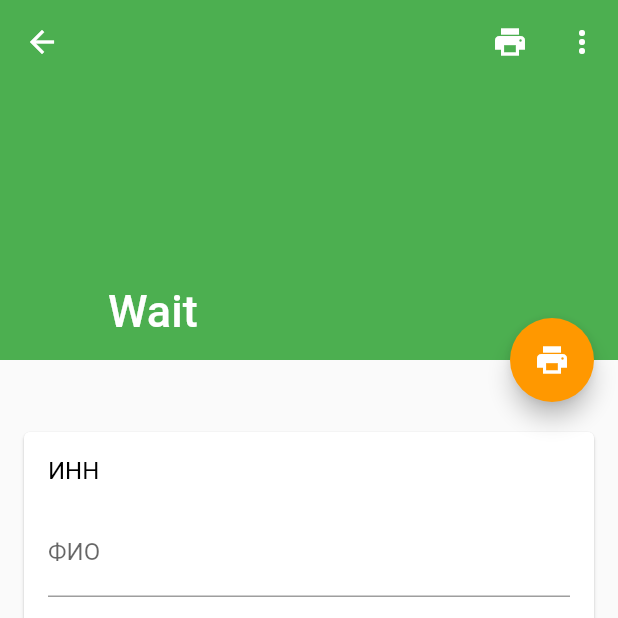
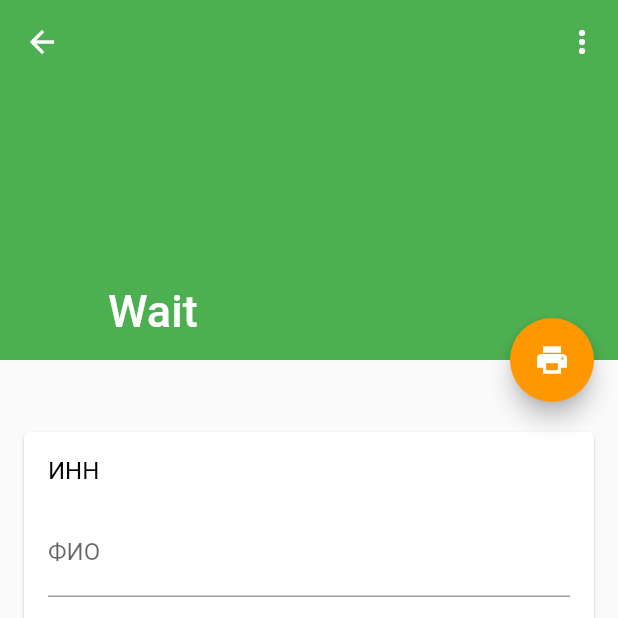
Before and after one commit to Muraveiko/npd_receipt, a Flutter app: the ViewScreen screen opened directly with empty values, on a phone screen of 412 x 824 dp, the top half of it. Run offline on Flutter 3.47's test engine with Material 2 defaults, Android fonts, the phone set to English and light mode, and no system bars; our stand-ins replace device_info_plus, double_back_to_close_app, floor, flutter_settings_screens, package_info_plus, share_plus and 1 more; missing offline and left inert: android_intent_plus; accounts and stored records are empty; generated files the repository leaves out were written again; network calls fail.

Commit message:
Сделал эффект как будто FAB паркуется в тулбар

```diff
--- a/lib/view_screen.dart
+++ b/lib/view_screen.dart
@@ -90,14 +90,31 @@ class ViewScreenState extends State<ViewScreen> {
               centerTitle: false,
               title: title,
             ),
-            actions: [
-              IconButton(
+            actions: _buildActions(),
+          );
+          return head;
+
+  }
+
+  List<Widget> _buildActions(){
+    var list = <Widget>[];
+
+    double top = widget.expandHeight - 28.0; //default top margin,
+    if (_scrollController.hasClients) {
+      top -= _scrollController.offset;
+    }
+
+    if(top<widget.expandHeight/3) {
+      list.add(IconButton(
         icon: const Icon(Icons.print),
-                onPressed: () => {
+        onPressed: () =>
+        {
           debugPrint("Click on upload button")
         },
-              ),
-              PopupMenuButton(
+      ));
+    }
+
+    list.add(PopupMenuButton(
       icon: const Icon(Icons.more_vert),
       itemBuilder: (context) => [
         const PopupMenuItem(
@@ -110,11 +127,9 @@ class ViewScreenState extends State<ViewScreen> {
           child: Text("ИНН ФИО"),
         ),
       ],
-              )
-            ],
-          );
-          return head;
+    ));
 
+    return list;
   }
 
   Widget _buildForm(){
```
Lines whose indentation alone changed are shown as unchanged.
